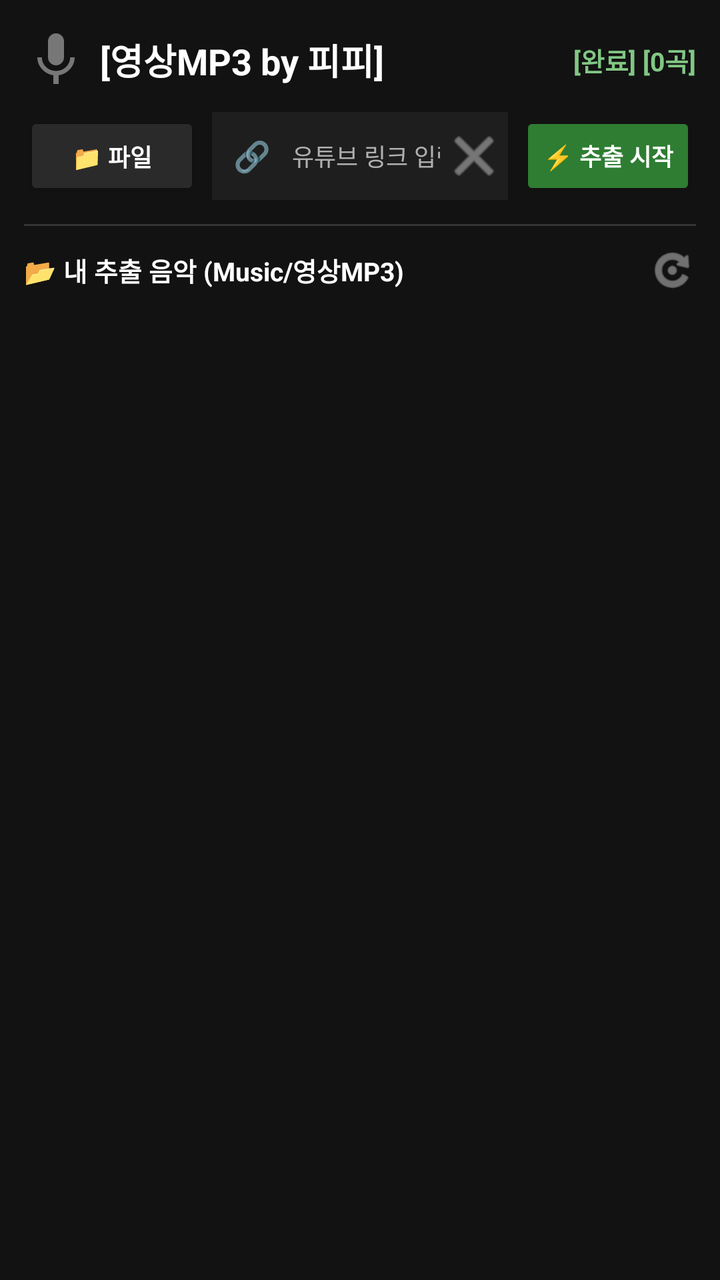
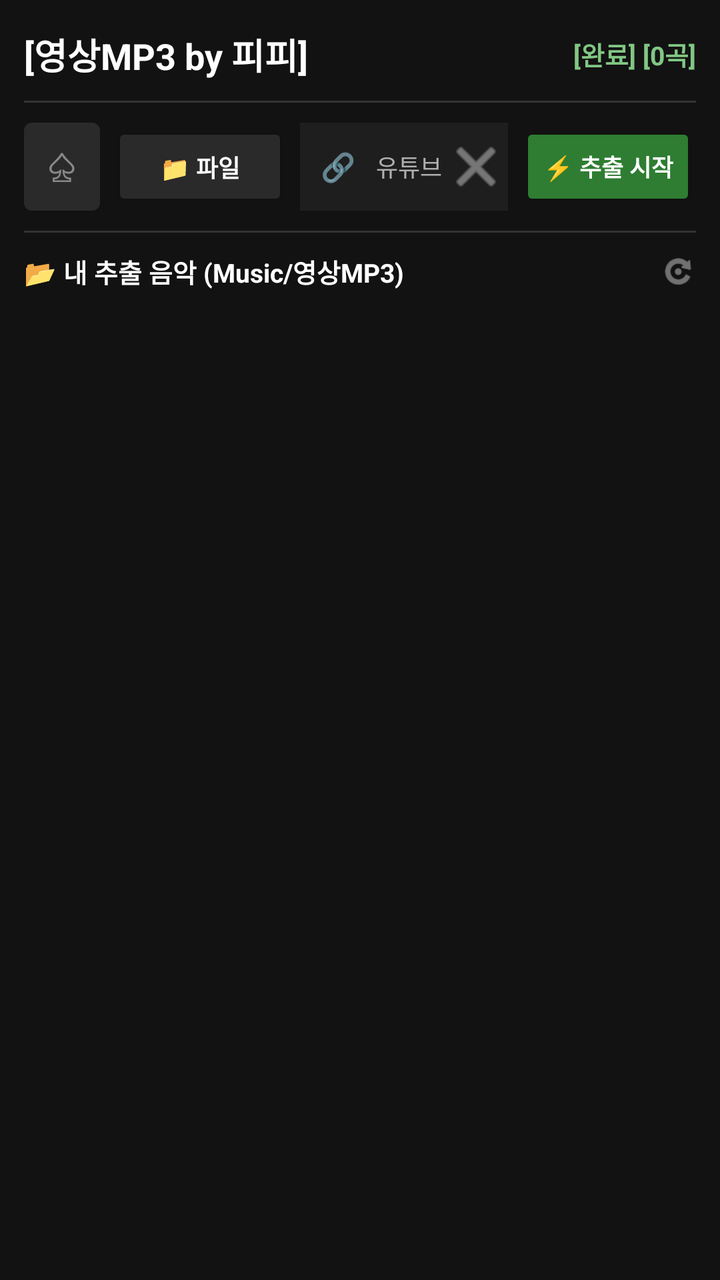

Compare the two renders of this Android layout. The source of the first and the diff that turns it into the second are given below.
<!-- AndroidManifest.xml: application theme Theme.AppCompat.NoActionBar -->
<!-- res/layout/activity_main.xml -->
<?xml version="1.0" encoding="utf-8"?>
<LinearLayout xmlns:android="http://schemas.android.com/apk/res/android"
    android:layout_width="match_parent"
    android:layout_height="match_parent"
    android:background="@color/background"
    android:orientation="vertical"
    android:paddingStart="12dp"
    android:paddingTop="14dp"
    android:paddingEnd="12dp"
    android:paddingBottom="8dp">

    
    <LinearLayout
        android:layout_width="match_parent"
        android:layout_height="wrap_content"
        android:gravity="center_vertical"
        android:orientation="horizontal">

        
        <ImageButton
            android:id="@+id/btnRecord"
            android:layout_width="32dp"
            android:layout_height="32dp"
            android:layout_marginEnd="6dp"
            android:background="?android:attr/selectableItemBackgroundBorderless"
            android:scaleType="fitCenter"
            android:src="@drawable/ic_mic"
            android:tint="#777777" />

        <TextView
            android:id="@+id/tvHeaderTitle"
            android:layout_width="0dp"
            android:layout_height="wrap_content"
            android:layout_weight="1"
            android:text="[영상MP3 by 피피]"
            android:textColor="@color/on_surface"
            android:textSize="18sp"
            android:textStyle="bold" />

        <TextView
            android:id="@+id/tvHeaderStatus"
            android:layout_width="wrap_content"
            android:layout_height="wrap_content"
            android:text="[완료] [0곡]"
            android:textColor="@color/secondary"
            android:textSize="13sp"
            android:textStyle="bold" />
    </LinearLayout>

    
    <ProgressBar
        android:id="@+id/progressBar"
        style="?android:attr/progressBarStyleHorizontal"
        android:layout_width="match_parent"
        android:layout_height="3dp"
        android:layout_marginTop="8dp"
        android:indeterminate="false"
        android:max="100"
        android:progress="0"
        android:progressTint="@color/secondary"
        android:visibility="gone" />

    
    <LinearLayout
        android:layout_width="match_parent"
        android:layout_height="44dp"
        android:layout_marginTop="10dp"
        android:gravity="center_vertical"
        android:orientation="horizontal">

        
        <Button
            android:id="@+id/btnFile"
            android:layout_width="wrap_content"
            android:layout_height="match_parent"
            android:backgroundTint="@color/surface_variant"
            android:paddingStart="10dp"
            android:paddingEnd="10dp"
            android:text="📁 파일"
            android:textColor="@color/on_surface"
            android:textSize="12sp"
            android:textStyle="bold" />

        
        <LinearLayout
            android:id="@+id/layoutYoutubeInputBox"
            android:layout_width="0dp"
            android:layout_height="match_parent"
            android:layout_marginStart="6dp"
            android:layout_marginEnd="6dp"
            android:layout_weight="1"
            android:background="@color/surface"
            android:gravity="center_vertical"
            android:orientation="horizontal"
            android:paddingStart="4dp"
            android:paddingEnd="4dp">

            
            <TextView
                android:id="@+id/btnLinkPaste"
                android:layout_width="32dp"
                android:layout_height="match_parent"
                android:background="?android:attr/selectableItemBackground"
                android:gravity="center"
                android:text="🔗"
                android:textSize="15sp" />

            <EditText
                android:id="@+id/etYoutubeUrl"
                android:layout_width="0dp"
                android:layout_height="wrap_content"
                android:layout_weight="1"
                android:background="@null"
                android:hint="유튜브 링크 입력 (youtu.be/...)"
                android:maxLines="1"
                android:paddingStart="4dp"
                android:paddingEnd="4dp"
                android:singleLine="true"
                android:textColor="@color/on_surface"
                android:textColorHint="@color/on_surface_secondary"
                android:textSize="12sp" />

            <ImageButton
                android:id="@+id/btnClearUrl"
                android:layout_width="26dp"
                android:layout_height="26dp"
                android:background="?android:attr/selectableItemBackgroundBorderless"
                android:src="@android:drawable/ic_menu_close_clear_cancel"
                android:tint="@color/on_surface_secondary" />
        </LinearLayout>

        
        <Button
            android:id="@+id/btnStartExtract"
            android:layout_width="wrap_content"
            android:layout_height="match_parent"
            android:backgroundTint="@color/primary"
            android:paddingStart="10dp"
            android:paddingEnd="10dp"
            android:text="⚡ 추출 시작"
            android:textColor="@color/on_surface"
            android:textSize="12sp"
            android:textStyle="bold" />
    </LinearLayout>

    
    <TextView
        android:id="@+id/tvSubStatus"
        android:layout_width="match_parent"
        android:layout_height="wrap_content"
        android:layout_marginTop="6dp"
        android:ellipsize="middle"
        android:gravity="center"
        android:singleLine="true"
        android:textColor="@color/secondary"
        android:textSize="11sp"
        android:visibility="gone" />

    
    <View
        android:layout_width="match_parent"
        android:layout_height="1dp"
        android:layout_marginTop="12dp"
        android:layout_marginBottom="10dp"
        android:background="#333333" />

    
    <LinearLayout
        android:layout_width="match_parent"
        android:layout_height="wrap_content"
        android:gravity="center_vertical"
        android:orientation="horizontal">

        <TextView
            android:layout_width="0dp"
            android:layout_height="wrap_content"
            android:layout_weight="1"
            android:text="📂 내 추출 음악 (Music/영상MP3)"
            android:textColor="@color/on_surface"
            android:textSize="13sp"
            android:textStyle="bold" />

        
        <ImageButton
            android:id="@+id/btnRefresh"
            android:layout_width="24dp"
            android:layout_height="24dp"
            android:background="?android:attr/selectableItemBackgroundBorderless"
            android:scaleType="fitCenter"
            android:src="@android:drawable/ic_menu_rotate"
            android:tint="@color/on_surface_secondary" />
    </LinearLayout>

    
    <FrameLayout
        android:layout_width="match_parent"
        android:layout_height="0dp"
        android:layout_marginTop="8dp"
        android:layout_weight="1">

        <androidx.recyclerview.widget.RecyclerView
            android:id="@+id/rvMp3List"
            android:layout_width="match_parent"
            android:layout_height="match_parent"
            android:clipToPadding="false"
            android:paddingBottom="16dp" />

        <TextView
            android:id="@+id/tvEmptyMessage"
            android:layout_width="wrap_content"
            android:layout_height="wrap_content"
            android:layout_gravity="center"
            android:gravity="center"
            android:lineSpacingExtra="4dp"
            android:text="Music/영상MP3 폴더에 추출된 곡이 없습니다.\n상단에서 유튜브 링크나 영상 파일을 추출해 보세요! 🎵"
            android:textColor="@color/on_surface_secondary"
            android:textSize="13sp"
            android:visibility="gone" />
    </FrameLayout>

</LinearLayout>
<!-- resources referenced by this layout -->
<resources>
  <color name="background">#121212</color>
  <color name="on_surface">#FFFFFF</color>
  <color name="on_surface_secondary">#B0B0B0</color>
  <color name="primary">#2E7D32</color>
  <color name="secondary">#81C784</color>
  <color name="surface">#1E1E1E</color>
  <color name="surface_variant">#2A2A2A</color>
  <!-- drawable ic_mic (drawable) -->
  <vector xmlns:android="http://schemas.android.com/apk/res/android"
      android:width="24dp"
      android:height="24dp"
      android:viewportWidth="24"
      android:viewportHeight="24">
      <path
          android:fillColor="#FFFFFF"
          android:pathData="M12,14c1.66,0 3,-1.34 3,-3V5c0,-1.66 -1.34,-3 -3,-3S9,3.34 9,5v6c0,1.66 1.34,3 3,3zm5.3,-3c0,3 -2.54,5.1 -5.3,5.1S6.7,14 6.7,11H5c0,3.41 2.72,6.23 6,6.72V21h2v-3.28c3.28,-0.49 6,-3.31 6,-6.72h-1.7z"/>
  </vector>
</resources>

<!-- the commit's change to res/layout/activity_main.xml (unified diff, before → after) -->
@@ -16,17 +16,6 @@
         android:gravity="center_vertical"
         android:orientation="horizontal">
 
-        
-        <ImageButton
-            android:id="@+id/btnRecord"
-            android:layout_width="32dp"
-            android:layout_height="32dp"
-            android:layout_marginEnd="6dp"
-            android:background="?android:attr/selectableItemBackgroundBorderless"
-            android:scaleType="fitCenter"
-            android:src="@drawable/ic_mic"
-            android:tint="#777777" />
-
         <TextView
             android:id="@+id/tvHeaderTitle"
             android:layout_width="0dp"
@@ -48,25 +37,33 @@
     </LinearLayout>
 
     
-    <ProgressBar
-        android:id="@+id/progressBar"
-        style="?android:attr/progressBarStyleHorizontal"
-        android:layout_width="match_parent"
-        android:layout_height="3dp"
-        android:layout_marginTop="8dp"
-        android:indeterminate="false"
-        android:max="100"
-        android:progress="0"
-        android:progressTint="@color/secondary"
-        android:visibility="gone" />
+    <View
+        android:layout_width="match_parent"
+        android:layout_height="1dp"
+        android:layout_marginTop="10dp"
+        android:layout_marginBottom="10dp"
+        android:background="#333333" />
 
     
     <LinearLayout
         android:layout_width="match_parent"
         android:layout_height="44dp"
-        android:layout_marginTop="10dp"
         android:gravity="center_vertical"
         android:orientation="horizontal">
+
+        
+        <TextView
+            android:id="@+id/btnRecord"
+            android:layout_width="38dp"
+            android:layout_height="match_parent"
+            android:layout_marginEnd="6dp"
+            android:background="@drawable/bg_spade_btn"
+            android:clickable="true"
+            android:focusable="true"
+            android:gravity="center"
+            android:text="♤"
+            android:textColor="#888888"
+            android:textSize="20sp" />
 
         
         <Button
@@ -98,12 +95,12 @@
             
             <TextView
                 android:id="@+id/btnLinkPaste"
-                android:layout_width="32dp"
+                android:layout_width="30dp"
                 android:layout_height="match_parent"
                 android:background="?android:attr/selectableItemBackground"
                 android:gravity="center"
                 android:text="🔗"
-                android:textSize="15sp" />
+                android:textSize="14sp" />
 
             <EditText
                 android:id="@+id/etYoutubeUrl"
@@ -122,8 +119,8 @@
 
             <ImageButton
                 android:id="@+id/btnClearUrl"
-                android:layout_width="26dp"
-                android:layout_height="26dp"
+                android:layout_width="24dp"
+                android:layout_height="24dp"
                 android:background="?android:attr/selectableItemBackgroundBorderless"
                 android:src="@android:drawable/ic_menu_close_clear_cancel"
                 android:tint="@color/on_surface_secondary" />
@@ -144,23 +141,10 @@
     </LinearLayout>
 
     
-    <TextView
-        android:id="@+id/tvSubStatus"
-        android:layout_width="match_parent"
-        android:layout_height="wrap_content"
-        android:layout_marginTop="6dp"
-        android:ellipsize="middle"
-        android:gravity="center"
-        android:singleLine="true"
-        android:textColor="@color/secondary"
-        android:textSize="11sp"
-        android:visibility="gone" />
-
-    
     <View
         android:layout_width="match_parent"
         android:layout_height="1dp"
-        android:layout_marginTop="12dp"
+        android:layout_marginTop="10dp"
         android:layout_marginBottom="10dp"
         android:background="#333333" />
 
@@ -183,8 +167,8 @@
         
         <ImageButton
             android:id="@+id/btnRefresh"
-            android:layout_width="24dp"
-            android:layout_height="24dp"
+            android:layout_width="18dp"
+            android:layout_height="18dp"
             android:background="?android:attr/selectableItemBackgroundBorderless"
             android:scaleType="fitCenter"
             android:src="@android:drawable/ic_menu_rotate"
<!-- resource entries referenced after the edit -->
@@ -7,15 +7,12 @@
   <color name="secondary">#81C784</color>
   <color name="surface">#1E1E1E</color>
   <color name="surface_variant">#2A2A2A</color>
-  <!-- drawable ic_mic (drawable) -->
-  <vector xmlns:android="http://schemas.android.com/apk/res/android"
-      android:width="24dp"
-      android:height="24dp"
-      android:viewportWidth="24"
-      android:viewportHeight="24">
-      <path
-          android:fillColor="#FFFFFF"
-          android:pathData="M12,14c1.66,0 3,-1.34 3,-3V5c0,-1.66 -1.34,-3 -3,-3S9,3.34 9,5v6c0,1.66 1.34,3 3,3zm5.3,-3c0,3 -2.54,5.1 -5.3,5.1S6.7,14 6.7,11H5c0,3.41 2.72,6.23 6,6.72V21h2v-3.28c3.28,-0.49 6,-3.31 6,-6.72h-1.7z"/>
-  </vector>
+  <!-- drawable bg_spade_btn (drawable) -->
+  <?xml version="1.0" encoding="utf-8"?>
+  <shape xmlns:android="http://schemas.android.com/apk/res/android"
+      android:shape="rectangle">
+      <solid android:color="@color/surface_variant" />
+      <corners android:radius="4dp" />
+  </shape>
 </resources>
 
